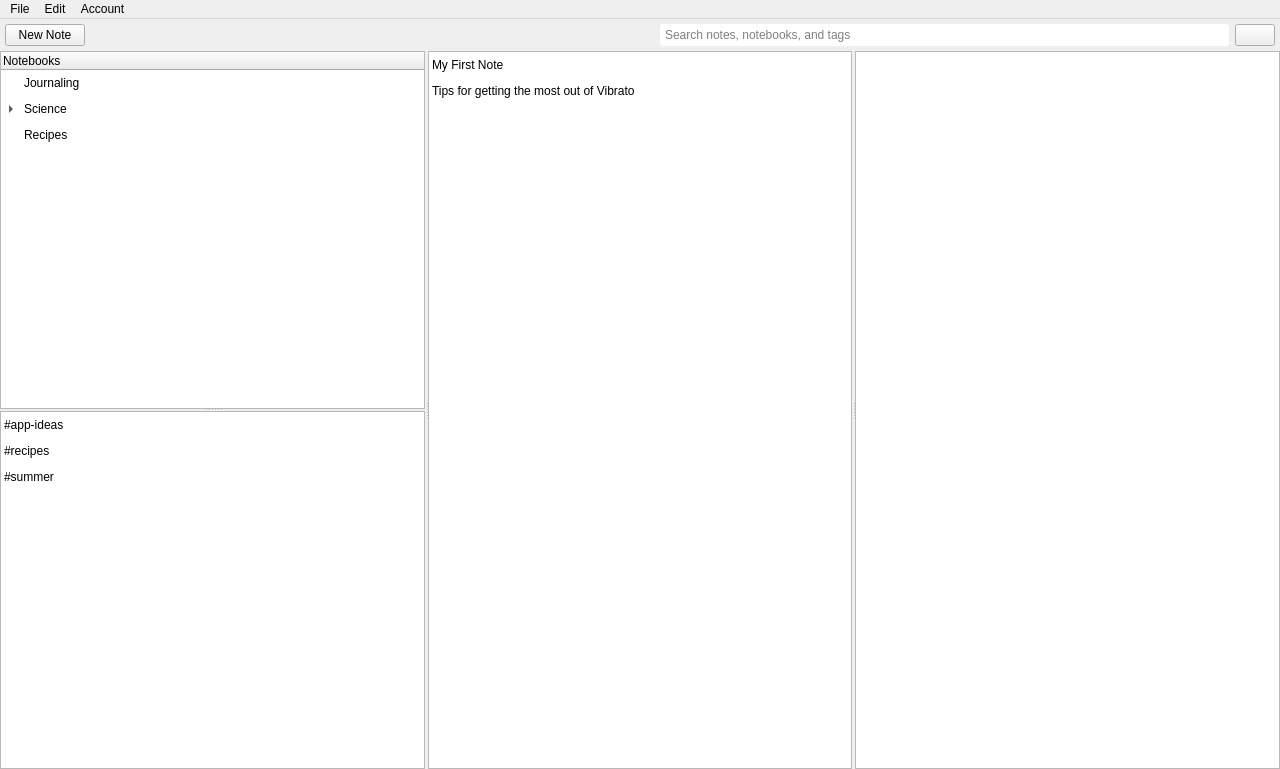
The window that mainwindow.ui (Open-App-Library/Vibrato-Notes-Desktop) describes before a commit, drawn with Qt 5.
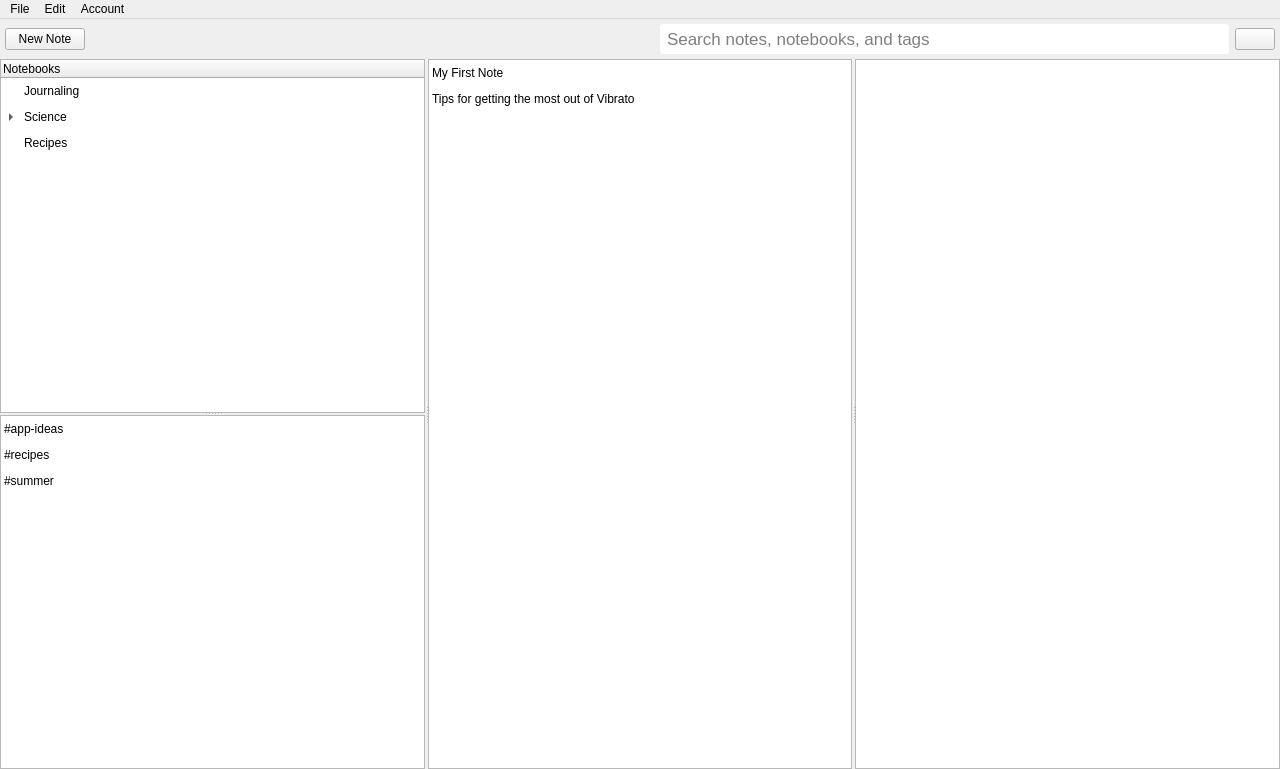
The same window after the commit. Icons and pictures are not drawn.

Commit message: Mac specific code

```diff
--- a/mainwindow.ui
+++ b/mainwindow.ui
@@ -108,12 +108,18 @@
          </item>
          <item>
           <widget class="QLineEdit" name="lineEdit">
+           <property name="font">
+            <font>
+             <pointsize>13</pointsize>
+            </font>
+           </property>
            <property name="focusPolicy">
             <enum>Qt::ClickFocus</enum>
            </property>
            <property name="styleSheet">
             <string notr="true">border-radius: 3;
-padding: 3;</string>
+height: 20px;
+padding: 5px;</string>
            </property>
            <property name="placeholderText">
             <string>Search notes, notebooks, and tags</string>
```
Left out of the diff: 2 changed lines with no effect on the pictures. The commit also changes 1 other file.
